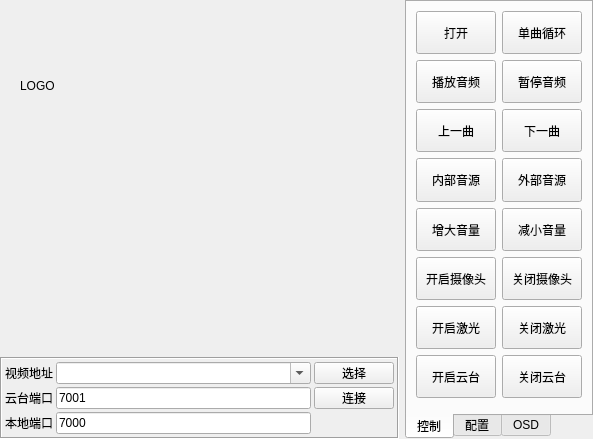
This is project/matepad/form/frmmonitor.ui in sooqalmelh/ip-camera-qt as Qt 5 draws it before an edit. The edited form follows.
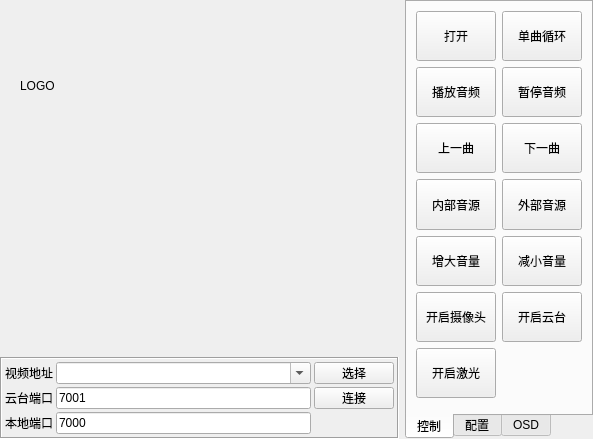
This is the edited form. Custom widgets are drawn as their Qt base class.

Commit message:
增加云台ACK响应
1、电控按钮检测云台发送的按钮状态，实时更新按钮状态
2、两个按钮改为一个按钮
3、修复摇杆数据的校验和（遗漏两个字节）

What changed in the file:
```diff
--- a/project/matepad/form/frmmonitor.ui
+++ b/project/matepad/form/frmmonitor.ui
@@ -214,32 +214,6 @@
            </property>
           </widget>
          </item>
-         <item row="14" column="0">
-          <widget class="QPushButton" name="btnOpenTable">
-           <property name="sizePolicy">
-            <sizepolicy hsizetype="Expanding" vsizetype="Expanding">
-             <horstretch>0</horstretch>
-             <verstretch>0</verstretch>
-            </sizepolicy>
-           </property>
-           <property name="text">
-            <string>开启云台</string>
-           </property>
-          </widget>
-         </item>
-         <item row="12" column="1">
-          <widget class="QPushButton" name="btnCloseLight">
-           <property name="sizePolicy">
-            <sizepolicy hsizetype="Expanding" vsizetype="Expanding">
-             <horstretch>0</horstretch>
-             <verstretch>0</verstretch>
-            </sizepolicy>
-           </property>
-           <property name="text">
-            <string>关闭激光</string>
-           </property>
-          </widget>
-         </item>
          <item row="2" column="1">
           <widget class="QPushButton" name="btnShutdownMusic">
            <property name="sizePolicy">
@@ -318,19 +292,6 @@
            </property>
           </widget>
          </item>
-         <item row="14" column="1">
-          <widget class="QPushButton" name="btnCloseTable">
-           <property name="sizePolicy">
-            <sizepolicy hsizetype="Expanding" vsizetype="Expanding">
-             <horstretch>0</horstretch>
-             <verstretch>0</verstretch>
-            </sizepolicy>
-           </property>
-           <property name="text">
-            <string>关闭云台</string>
-           </property>
-          </widget>
-         </item>
          <item row="5" column="0">
           <widget class="QPushButton" name="btnVolumeUp">
            <property name="sizePolicy">
@@ -357,19 +318,6 @@
            </property>
           </widget>
          </item>
-         <item row="10" column="1">
-          <widget class="QPushButton" name="btnCloseCam">
-           <property name="sizePolicy">
-            <sizepolicy hsizetype="Expanding" vsizetype="Expanding">
-             <horstretch>0</horstretch>
-             <verstretch>0</verstretch>
-            </sizepolicy>
-           </property>
-           <property name="text">
-            <string>关闭摄像头</string>
-           </property>
-          </widget>
-         </item>
          <item row="5" column="1">
           <widget class="QPushButton" name="btnVolumeDown">
            <property name="sizePolicy">
@@ -409,6 +357,19 @@
            </property>
           </widget>
          </item>
+         <item row="10" column="1">
+          <widget class="QPushButton" name="btnOpenTable">
+           <property name="sizePolicy">
+            <sizepolicy hsizetype="Expanding" vsizetype="Expanding">
+             <horstretch>0</horstretch>
+             <verstretch>0</verstretch>
+            </sizepolicy>
+           </property>
+           <property name="text">
+            <string>开启云台</string>
+           </property>
+          </widget>
+         </item>
         </layout>
        </item>
        <item>
```
The commit also changes 2 other files.
